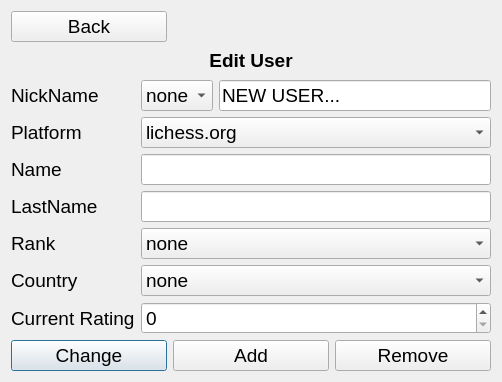
Above: ChessDataBase/Code/ChessTactics/usereditor.ui from Gmel2004/DataBasesLabWorks before the change. Below: the same form after it.
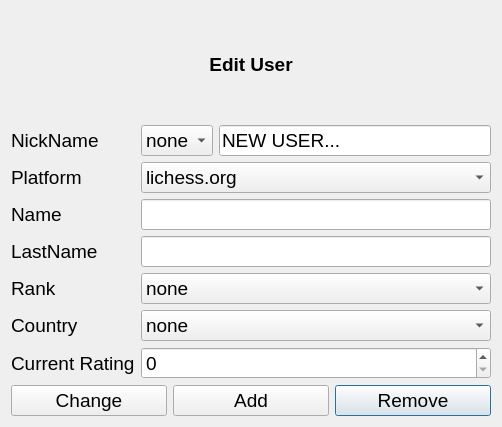
That is the form after the change.

```diff
--- a/ChessDataBase/Code/ChessTactics/usereditor.ui
+++ b/ChessDataBase/Code/ChessTactics/usereditor.ui
@@ -7,26 +7,14 @@
     <x>0</x>
     <y>0</y>
     <width>502</width>
-    <height>382</height>
+    <height>427</height>
    </rect>
   </property>
   <property name="windowTitle">
    <string>Dialog</string>
   </property>
   <layout class="QGridLayout" name="gridLayout_2">
-   <item row="3" column="0">
-    <widget class="QPushButton" name="change">
-     <property name="font">
-      <font>
-       <pointsize>14</pointsize>
-      </font>
-     </property>
-     <property name="text">
-      <string>Change</string>
-     </property>
-    </widget>
-   </item>
-   <item row="3" column="2">
+   <item row="2" column="2">
     <widget class="QPushButton" name="remove">
      <property name="font">
       <font>
@@ -38,7 +26,19 @@
      </property>
     </widget>
    </item>
-   <item row="3" column="1">
+   <item row="0" column="0" colspan="3">
+    <widget class="QLabel" name="label_8">
+     <property name="font">
+      <font>
+       <pointsize>14</pointsize>
+      </font>
+     </property>
+     <property name="text">
+      <string>&lt;html&gt;&lt;head/&gt;&lt;body&gt;&lt;p align=&quot;center&quot;&gt;&lt;span style=&quot; font-weight:600;&quot;&gt;Edit User&lt;/span&gt;&lt;/p&gt;&lt;/body&gt;&lt;/html&gt;</string>
+     </property>
+    </widget>
+   </item>
+   <item row="2" column="1">
     <widget class="QPushButton" name="add">
      <property name="font">
       <font>
@@ -50,19 +50,19 @@
      </property>
     </widget>
    </item>
+   <item row="2" column="0">
+    <widget class="QPushButton" name="change">
+     <property name="font">
+      <font>
+       <pointsize>14</pointsize>
+      </font>
+     </property>
+     <property name="text">
+      <string>Change</string>
+     </property>
+    </widget>
+   </item>
    <item row="1" column="0" colspan="3">
-    <widget class="QLabel" name="label_8">
-     <property name="font">
-      <font>
-       <pointsize>14</pointsize>
-      </font>
-     </property>
-     <property name="text">
-      <string>&lt;html&gt;&lt;head/&gt;&lt;body&gt;&lt;p align=&quot;center&quot;&gt;&lt;span style=&quot; font-weight:600;&quot;&gt;Edit User&lt;/span&gt;&lt;/p&gt;&lt;/body&gt;&lt;/html&gt;</string>
-     </property>
-    </widget>
-   </item>
-   <item row="2" column="0" colspan="3">
     <layout class="QGridLayout" name="gridLayout">
      <item row="0" column="2">
       <widget class="QLineEdit" name="nickName">
@@ -270,18 +270,6 @@
      </item>
     </layout>
    </item>
-   <item row="0" column="0">
-    <widget class="QPushButton" name="moveBack">
-     <property name="font">
-      <font>
-       <pointsize>14</pointsize>
-      </font>
-     </property>
-     <property name="text">
-      <string>Back</string>
-     </property>
-    </widget>
-   </item>
   </layout>
  </widget>
  <resources/>
```
